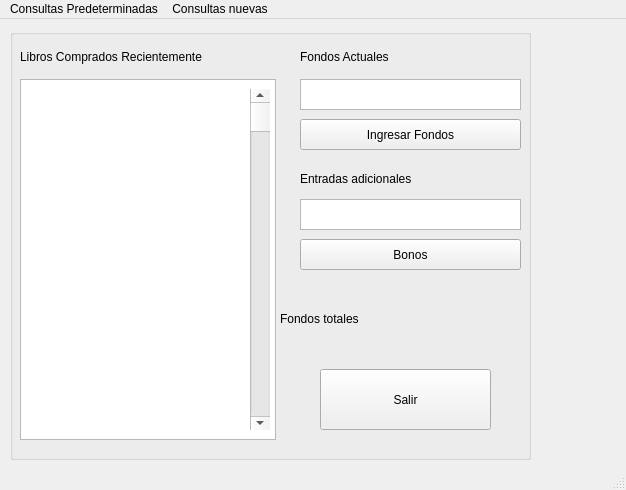
Qt form Visuales/PantallaPincipal.ui (josecl200/ProyectoLibrosProlog) before a commit.
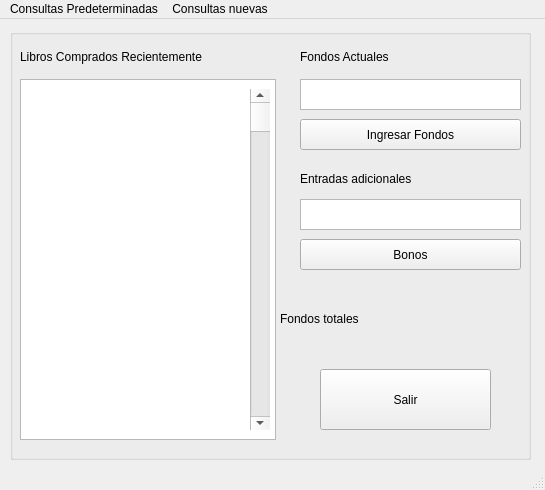
The same form after that commit.

```diff
--- a/Visuales/PantallaPincipal.ui
+++ b/Visuales/PantallaPincipal.ui
@@ -6,7 +6,7 @@
    <rect>
     <x>0</x>
     <y>0</y>
-    <width>626</width>
+    <width>545</width>
     <height>490</height>
    </rect>
   </property>
@@ -183,7 +183,7 @@
     <rect>
      <x>0</x>
      <y>0</y>
-     <width>626</width>
+     <width>545</width>
      <height>24</height>
     </rect>
    </property>
```
Left out of the diff: 26 changed lines with no effect on the pictures.
